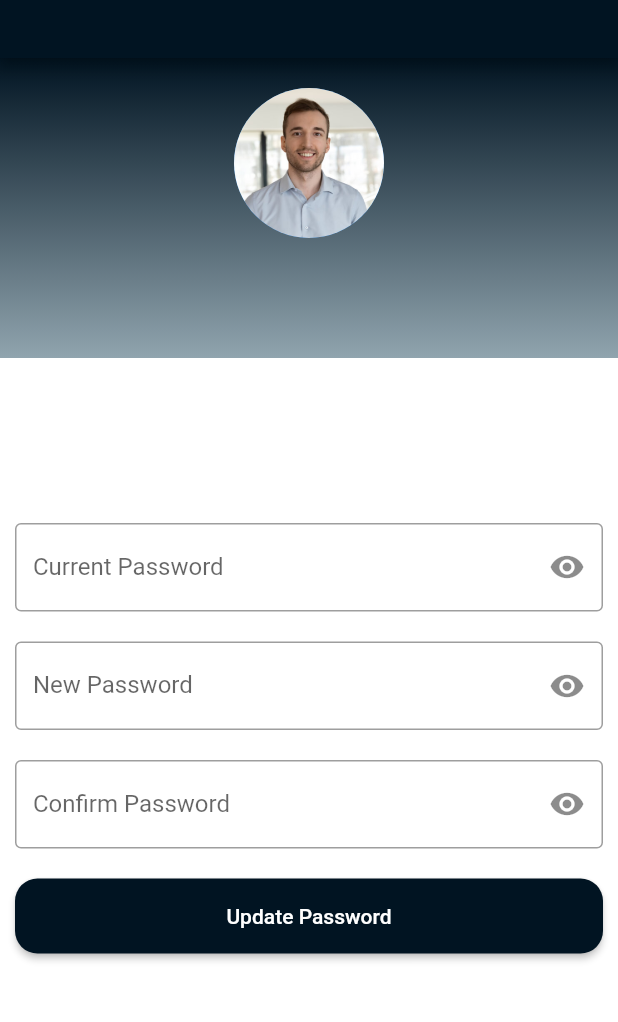
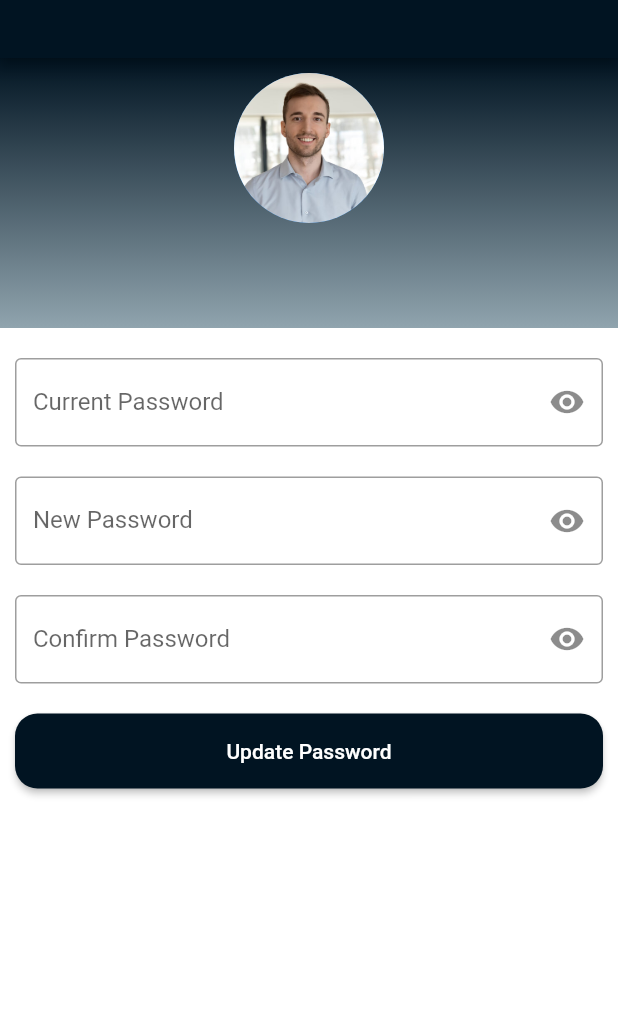
Before and after one commit to Akila97Hasintha/Medical-Center-Administrative-Flutter_App, a Flutter app: the UpdatePassword screen opened directly, after a tap on "Update Password", on a phone screen of 412 x 824 dp, the part 92-1114 px from its top. Run offline on Flutter 3.47's test engine with Material 2 defaults, Android fonts, the phone set to English and light mode, and no system bars; our stand-ins replace device_preview, flutter_datetime_picker, flutter_dotenv, flutter_local_notifications, google_fonts, shared_preferences; missing offline and left inert: wc_form_validators; accounts and stored records are empty; network calls fail.

Commit message:
fix some bugs

```diff
--- a/lib/Screens/doctor_availability/doctor_availability.dart
+++ b/lib/Screens/doctor_availability/doctor_availability.dart
@@ -267,7 +267,9 @@ class _HomeState extends State<DoctorAvailable> {
                     ),
                   ],
                 ),
-
+                const SizedBox(
+                  height: 20,
+                ),
 
                 const Text(
                   "Dental Doctors",
--- a/lib/Screens/doctor_availability/doctor_availability_guest.dart
+++ b/lib/Screens/doctor_availability/doctor_availability_guest.dart
@@ -274,7 +274,9 @@ class _HomeState extends State<DoctorAvailable_Guest> {
                     ),
                   ],
                 ),
-
+                const SizedBox(
+                  height: 20,
+                ),
 
                 const Text(
                   "Dental Doctors",
--- a/lib/Screens/medical_records/medical_records.dart
+++ b/lib/Screens/medical_records/medical_records.dart
@@ -31,7 +31,7 @@ class _HomeState extends State<MedicalRecords> {
         .getInstance();
     String? id = prefs.getString('_id');
 
-    final response = await http.get(Uri.parse('$url/history/642434edc8474ee8332377cd'));
+    final response = await http.get(Uri.parse('$url/history/$id'));
 
     //print(response.body);
     if (response.statusCode == 201) {
--- a/lib/Screens/updatePassword/updatePassword.dart
+++ b/lib/Screens/updatePassword/updatePassword.dart
@@ -91,12 +91,14 @@ class _HomeState extends State<UpdatePassword> {
             toolbarHeight: 100,
           ),
         ),
-        body: Container(
+        body:SingleChildScrollView(
+          child: Container(
+            height: MediaQuery.of(context).size.height,
             color: Colors.white,
             child: Column(
               children: [
                 Container(
-                height: 200,
+                  height: 180,
                   width: double.infinity,
                   //width: ,
                   decoration: BoxDecoration(
@@ -138,9 +140,10 @@ class _HomeState extends State<UpdatePassword> {
                   ),
                 ),
                 const SizedBox(
-                height: 100,
+                  height: 10,
                 ),
-              Form(
+                Expanded(
+                  child: Form(
                     key: _formkey,
                     child: Column(
                       children: <Widget>[
@@ -278,7 +281,9 @@ class _HomeState extends State<UpdatePassword> {
                       ],
                     ),
                   ),
+                ),
               ],
+            ),
           ),
         ),
       ),
@@ -288,7 +293,8 @@ class _HomeState extends State<UpdatePassword> {
   updatePassword(passwordCurrent, password, passwordConfirm) async {
     SharedPreferences prefs = await SharedPreferences.getInstance();
     String? id = prefs.getString('_id');
-    var url = "http://localhost:3000/api/v1/auth/updatePassword/$id";
+    String urll = dotenv.get("API", fallback: "");
+    var url = "$urll/auth/updatePassword/$id";
     final response = await http.patch(
       Uri.parse(url),
       headers: <String, String>{
```
Lines whose indentation alone changed are shown as unchanged.
